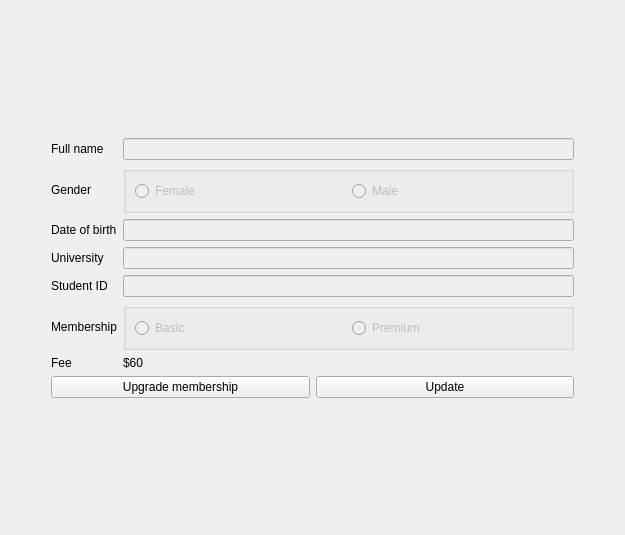
The window that userinfowidget.ui (huyquoctrinh/LibraryManagement) describes before a commit, drawn with Qt 5.
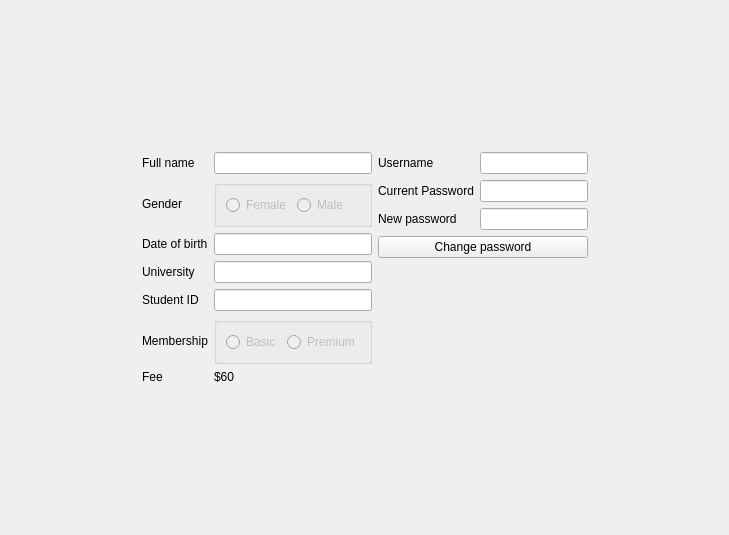
The same window after the commit.

What changed in the file:
```diff
--- a/userinfowidget.ui
+++ b/userinfowidget.ui
@@ -6,40 +6,14 @@
    <rect>
     <x>0</x>
     <y>0</y>
-    <width>625</width>
+    <width>729</width>
     <height>535</height>
    </rect>
   </property>
   <property name="windowTitle">
    <string>Form</string>
   </property>
-  <layout class="QGridLayout" name="gridLayout_3" rowstretch="0,0,0" columnstretch="0,1,0,0">
-   <item row="1" column="0">
-    <spacer name="horizontalSpacer">
-     <property name="orientation">
-      <enum>Qt::Horizontal</enum>
-     </property>
-     <property name="sizeHint" stdset="0">
-      <size>
-       <width>40</width>
-       <height>20</height>
-      </size>
-     </property>
-    </spacer>
-   </item>
-   <item row="2" column="1">
-    <spacer name="verticalSpacer">
-     <property name="orientation">
-      <enum>Qt::Vertical</enum>
-     </property>
-     <property name="sizeHint" stdset="0">
-      <size>
-       <width>20</width>
-       <height>56</height>
-      </size>
-     </property>
-    </spacer>
-   </item>
+  <layout class="QGridLayout" name="gridLayout_4">
    <item row="0" column="2">
     <spacer name="verticalSpacer_2">
      <property name="orientation">
@@ -53,28 +27,32 @@
      </property>
     </spacer>
    </item>
+   <item row="1" column="0">
+    <spacer name="horizontalSpacer">
+     <property name="orientation">
+      <enum>Qt::Horizontal</enum>
+     </property>
+     <property name="sizeHint" stdset="0">
+      <size>
+       <width>40</width>
+       <height>20</height>
+      </size>
+     </property>
+    </spacer>
+   </item>
    <item row="1" column="1" colspan="2">
+    <layout class="QHBoxLayout" name="horizontalLayout_2">
+     <item>
     <layout class="QGridLayout" name="gridLayout_2">
-     <item row="1" column="0">
-      <widget class="QPushButton" name="pushButton">
-       <property name="text">
-        <string>Upgrade membership</string>
-       </property>
-      </widget>
-     </item>
-     <item row="1" column="1">
-      <widget class="QPushButton" name="pushButton_2">
-       <property name="text">
-        <string>Update</string>
-       </property>
-      </widget>
-     </item>
      <item row="0" column="0" colspan="2">
       <layout class="QGridLayout" name="gridLayout">
        <item row="2" column="1">
         <widget class="QLineEdit" name="txtDateOfBirth">
          <property name="enabled">
-          <bool>false</bool>
+            <bool>true</bool>
+           </property>
+           <property name="readOnly">
+            <bool>true</bool>
          </property>
         </widget>
        </item>
@@ -88,7 +66,10 @@
        <item row="0" column="1">
         <widget class="QLineEdit" name="txtName">
          <property name="enabled">
-          <bool>false</bool>
+            <bool>true</bool>
+           </property>
+           <property name="readOnly">
+            <bool>true</bool>
          </property>
         </widget>
        </item>
@@ -128,7 +109,10 @@
        <item row="3" column="1">
         <widget class="QLineEdit" name="txtUni">
          <property name="enabled">
-          <bool>false</bool>
+            <bool>true</bool>
+           </property>
+           <property name="readOnly">
+            <bool>true</bool>
          </property>
         </widget>
        </item>
@@ -175,7 +159,10 @@
        <item row="4" column="1">
         <widget class="QLineEdit" name="txtSID">
          <property name="enabled">
-          <bool>false</bool>
+            <bool>true</bool>
+           </property>
+           <property name="readOnly">
+            <bool>true</bool>
          </property>
         </widget>
        </item>
@@ -211,6 +198,81 @@
      </item>
     </layout>
    </item>
+     <item>
+      <layout class="QVBoxLayout" name="verticalLayout">
+       <item>
+        <layout class="QGridLayout" name="gridLayout_3">
+         <item row="3" column="0" colspan="2">
+          <widget class="QPushButton" name="btnChangePassword">
+           <property name="text">
+            <string>Change password</string>
+           </property>
+          </widget>
+         </item>
+         <item row="1" column="0">
+          <widget class="QLabel" name="label_9">
+           <property name="text">
+            <string>Current Password</string>
+           </property>
+          </widget>
+         </item>
+         <item row="2" column="0">
+          <widget class="QLabel" name="label_10">
+           <property name="text">
+            <string>New password</string>
+           </property>
+          </widget>
+         </item>
+         <item row="1" column="1">
+          <widget class="QLineEdit" name="txtCurrentPass">
+           <property name="enabled">
+            <bool>true</bool>
+           </property>
+          </widget>
+         </item>
+         <item row="0" column="1">
+          <widget class="QLineEdit" name="txtUsername">
+           <property name="enabled">
+            <bool>true</bool>
+           </property>
+           <property name="readOnly">
+            <bool>true</bool>
+           </property>
+          </widget>
+         </item>
+         <item row="2" column="1">
+          <widget class="QLineEdit" name="txtNewPass">
+           <property name="enabled">
+            <bool>true</bool>
+           </property>
+          </widget>
+         </item>
+         <item row="0" column="0">
+          <widget class="QLabel" name="label_6">
+           <property name="text">
+            <string>Username</string>
+           </property>
+          </widget>
+         </item>
+        </layout>
+       </item>
+       <item>
+        <spacer name="verticalSpacer_3">
+         <property name="orientation">
+          <enum>Qt::Vertical</enum>
+         </property>
+         <property name="sizeHint" stdset="0">
+          <size>
+           <width>17</width>
+           <height>53</height>
+          </size>
+         </property>
+        </spacer>
+       </item>
+      </layout>
+     </item>
+    </layout>
+   </item>
    <item row="1" column="3">
     <spacer name="horizontalSpacer_2">
      <property name="orientation">
@@ -224,6 +286,19 @@
      </property>
     </spacer>
    </item>
+   <item row="2" column="1">
+    <spacer name="verticalSpacer">
+     <property name="orientation">
+      <enum>Qt::Vertical</enum>
+     </property>
+     <property name="sizeHint" stdset="0">
+      <size>
+       <width>20</width>
+       <height>56</height>
+      </size>
+     </property>
+    </spacer>
+   </item>
   </layout>
  </widget>
  <resources/>
```
Lines whose indentation alone changed are shown as unchanged.
